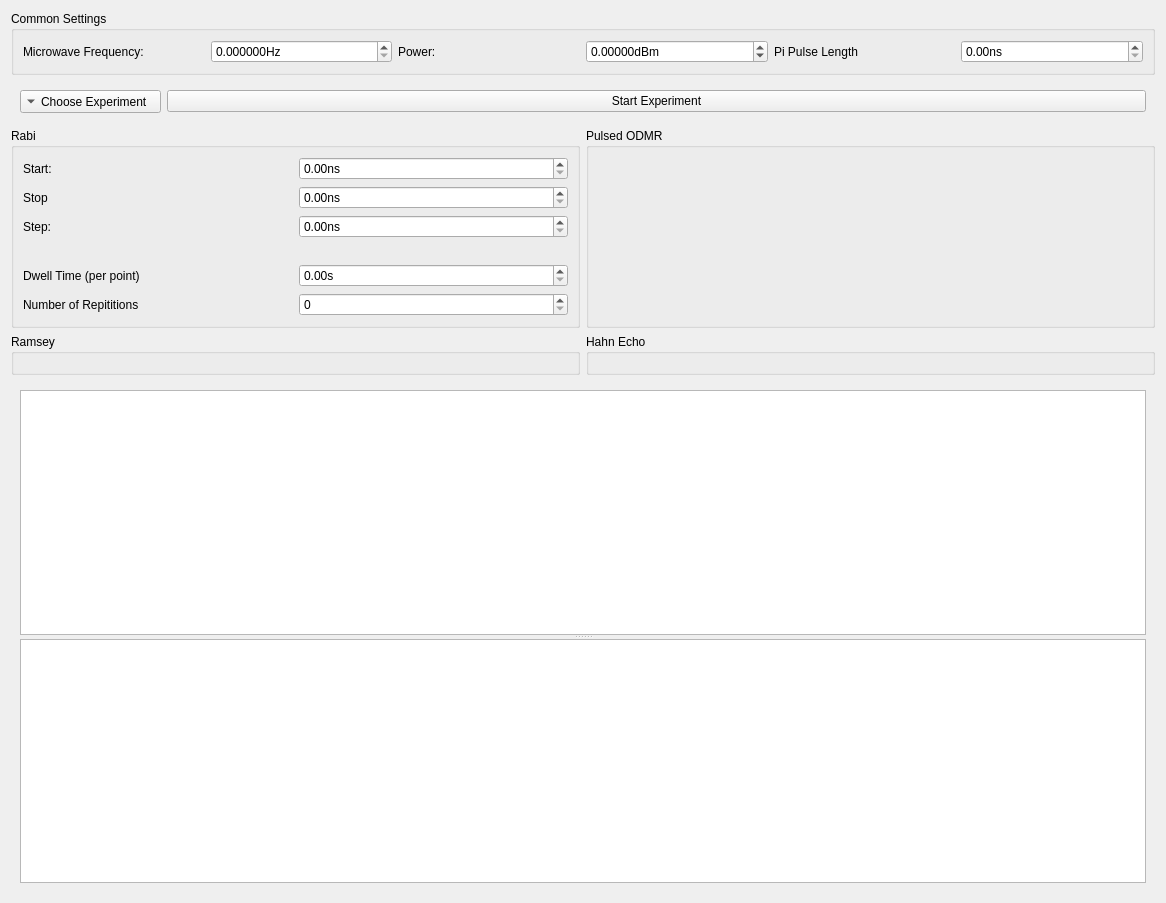
Qt form gui/pulsed_sg/ui_standard_experiments.ui (paulstevensonlab/qudi) before a commit.
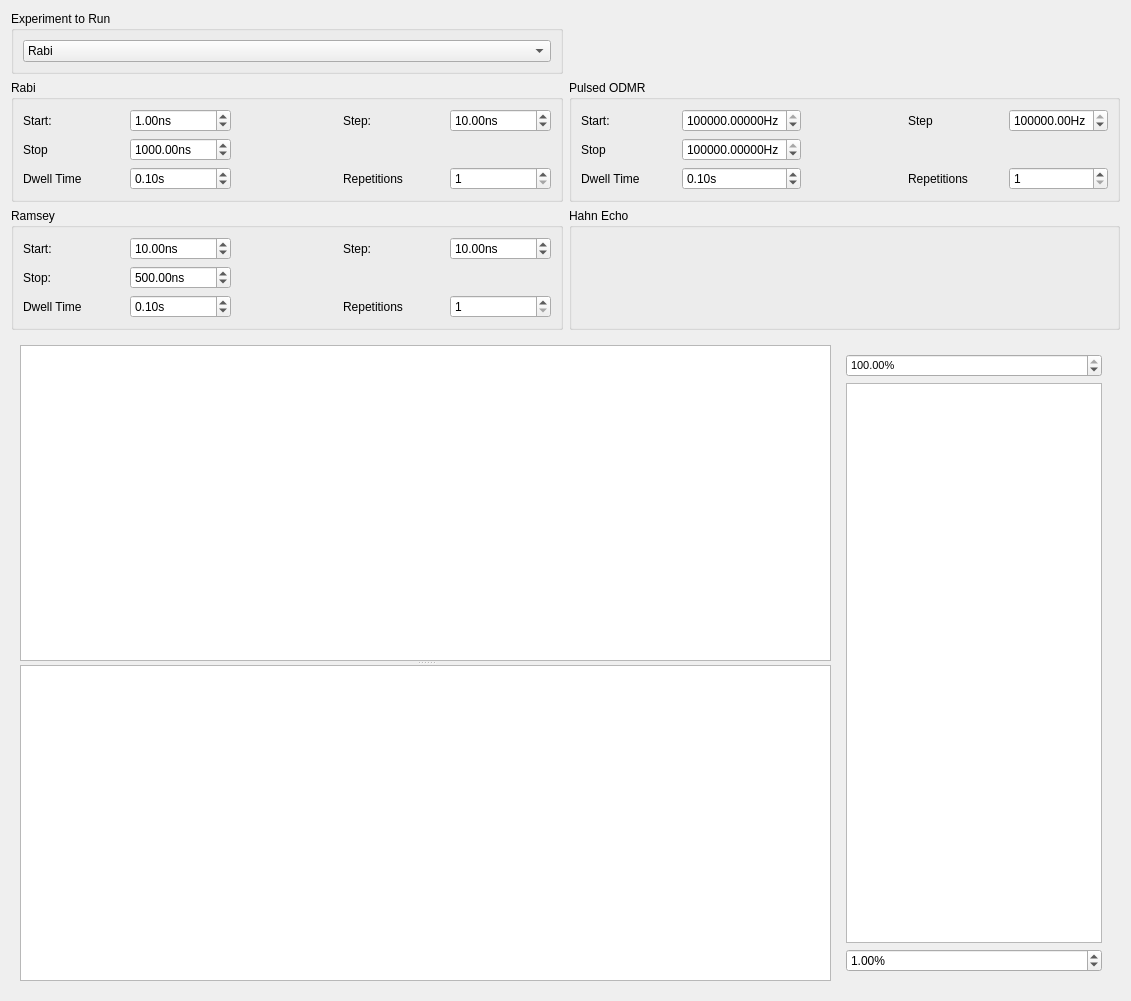
The same form after that commit. Custom widgets are drawn as their Qt base class.

Diff of the .ui file:
```diff
--- a/gui/pulsed_sg/ui_standard_experiments.ui
+++ b/gui/pulsed_sg/ui_standard_experiments.ui
@@ -6,115 +6,141 @@
    <rect>
     <x>0</x>
     <y>0</y>
-    <width>1166</width>
-    <height>903</height>
+    <width>1131</width>
+    <height>1001</height>
    </rect>
   </property>
+  <property name="sizePolicy">
+   <sizepolicy hsizetype="Preferred" vsizetype="Fixed">
+    <horstretch>0</horstretch>
+    <verstretch>0</verstretch>
+   </sizepolicy>
+  </property>
   <property name="windowTitle">
    <string>Form</string>
   </property>
   <layout class="QGridLayout" name="gridLayout">
-   <item row="3" column="5">
+   <item row="2" column="5">
     <widget class="QGroupBox" name="pulsed_odmr_box">
      <property name="title">
       <string>Pulsed ODMR</string>
      </property>
-     <layout class="QGridLayout" name="gridLayout_11"/>
-    </widget>
-   </item>
-   <item row="4" column="4">
-    <widget class="QGroupBox" name="ramsey_box">
-     <property name="title">
-      <string>Ramsey</string>
-     </property>
-     <layout class="QGridLayout" name="gridLayout_5"/>
-    </widget>
-   </item>
-   <item row="4" column="5">
-    <widget class="QGroupBox" name="hahn_echo_box">
-     <property name="title">
-      <string>Hahn Echo</string>
-     </property>
-     <layout class="QGridLayout" name="gridLayout_13"/>
-    </widget>
-   </item>
-   <item row="0" column="4" rowspan="2" colspan="2">
-    <widget class="QGroupBox" name="common_settings">
-     <property name="title">
-      <string>Common Settings</string>
-     </property>
-     <layout class="QHBoxLayout" name="horizontalLayout_2">
-      <item>
-       <layout class="QGridLayout" name="gridLayout_10">
-        <item row="0" column="1">
-         <widget class="ScienDSpinBox" name="mw_freq_spinbox">
+     <layout class="QGridLayout" name="gridLayout_8">
+      <item row="0" column="0">
+       <layout class="QGridLayout" name="gridLayout_7">
+        <item row="0" column="2">
+         <widget class="QLabel" name="label_17">
           <property name="sizePolicy">
-           <sizepolicy hsizetype="Preferred" vsizetype="Fixed">
+           <sizepolicy hsizetype="Minimum" vsizetype="Preferred">
             <horstretch>0</horstretch>
             <verstretch>0</verstretch>
            </sizepolicy>
           </property>
+          <property name="text">
+           <string> </string>
+          </property>
+         </widget>
+        </item>
+        <item row="2" column="1">
+         <widget class="QDoubleSpinBox" name="spinbox_odmr_dwell">
           <property name="suffix">
-           <string>Hz</string>
-          </property>
-          <property name="decimals">
-           <number>6</number>
+           <string>s</string>
           </property>
           <property name="maximum">
-           <double>100000000000.000000000000000</double>
+           <double>100000.000000000000000</double>
           </property>
-          <property name="singleStep">
+          <property name="value">
            <double>0.100000000000000</double>
           </property>
+         </widget>
+        </item>
+        <item row="1" column="1">
+         <widget class="ScienDSpinBox" name="spinbox_odmr_stop">
+          <property name="suffix">
+           <string>Hz</string>
+          </property>
+          <property name="decimals">
+           <number>5</number>
+          </property>
+          <property name="maximum">
+           <double>100000000000.000000000000000</double>
+          </property>
           <property name="value">
-           <double>0.000000000000000</double>
+           <double>2987000000.000000000000000</double>
+          </property>
+         </widget>
+        </item>
+        <item row="0" column="1">
+         <widget class="ScienDSpinBox" name="spinbox_odmr_start">
+          <property name="suffix">
+           <string>Hz</string>
+          </property>
+          <property name="decimals">
+           <number>5</number>
+          </property>
+          <property name="maximum">
+           <double>100000000000.000000000000000</double>
+          </property>
+          <property name="value">
+           <double>2987000000.000000000000000</double>
           </property>
          </widget>
         </item>
         <item row="0" column="0">
+         <widget class="QLabel" name="label_14">
+          <property name="text">
+           <string>Start:</string>
+          </property>
+         </widget>
+        </item>
+        <item row="1" column="0">
+         <widget class="QLabel" name="label_15">
+          <property name="text">
+           <string>Stop</string>
+          </property>
+         </widget>
+        </item>
+        <item row="2" column="0">
+         <widget class="QLabel" name="label_16">
+          <property name="text">
+           <string>Dwell Time</string>
+          </property>
+         </widget>
+        </item>
+        <item row="0" column="3">
          <widget class="QLabel" name="label_18">
           <property name="text">
-           <string>Microwave Frequency:</string>
+           <string>Step</string>
           </property>
          </widget>
         </item>
-        <item row="0" column="2">
+        <item row="0" column="4">
+         <widget class="ScienDSpinBox" name="spinbox_odmr_step">
+          <property name="suffix">
+           <string>Hz</string>
+          </property>
+          <property name="decimals">
+           <number>2</number>
+          </property>
+          <property name="maximum">
+           <double>10000000.000000000000000</double>
+          </property>
+          <property name="value">
+           <double>1000000.000000000000000</double>
+          </property>
+         </widget>
+        </item>
+        <item row="2" column="3">
          <widget class="QLabel" name="label_19">
           <property name="text">
-           <string>Power: </string>
+           <string>Repetitions</string>
           </property>
          </widget>
         </item>
-        <item row="0" column="3">
-         <widget class="QDoubleSpinBox" name="mw_power_spinbox">
-          <property name="suffix">
-           <string>dBm</string>
-          </property>
-          <property name="decimals">
-           <number>5</number>
-          </property>
+        <item row="2" column="4">
+         <widget class="QSpinBox" name="spinbox_odmr_rep">
           <property name="minimum">
-           <double>-1000.000000000000000</double>
-          </property>
-          <property name="maximum">
-           <double>100.000000000000000</double>
-          </property>
-         </widget>
-        </item>
-        <item row="0" column="4">
-         <widget class="QLabel" name="label_22">
-          <property name="text">
-           <string>Pi Pulse Length</string>
-          </property>
-         </widget>
-        </item>
-        <item row="0" column="5">
-         <widget class="QDoubleSpinBox" name="pi_pulse_spinbox">
-          <property name="suffix">
-           <string>ns</string>
-          </property>
-          <property name="maximum">
-           <double>10000.000000000000000</double>
+           <number>1</number>
           </property>
          </widget>
         </item>
@@ -124,6 +150,129 @@
     </widget>
    </item>
    <item row="3" column="4">
+    <widget class="QGroupBox" name="ramsey_box">
+     <property name="title">
+      <string>Ramsey</string>
+     </property>
+     <layout class="QGridLayout" name="gridLayout_5">
+      <item row="0" column="0">
+       <layout class="QGridLayout" name="gridLayout_2">
+        <item row="0" column="0">
+         <widget class="QLabel" name="label_9">
+          <property name="text">
+           <string>Start:</string>
+          </property>
+         </widget>
+        </item>
+        <item row="3" column="3">
+         <widget class="QLabel" name="label_13">
+          <property name="text">
+           <string>Repetitions</string>
+          </property>
+         </widget>
+        </item>
+        <item row="0" column="2">
+         <widget class="QLabel" name="label_11">
+          <property name="sizePolicy">
+           <sizepolicy hsizetype="Minimum" vsizetype="Preferred">
+            <horstretch>0</horstretch>
+            <verstretch>0</verstretch>
+           </sizepolicy>
+          </property>
+          <property name="text">
+           <string>   </string>
+          </property>
+         </widget>
+        </item>
+        <item row="3" column="4">
+         <widget class="QSpinBox" name="spinbox_ramsey_rep">
+          <property name="minimum">
+           <number>1</number>
+          </property>
+          <property name="maximum">
+           <number>1000</number>
+          </property>
+         </widget>
+        </item>
+        <item row="0" column="1">
+         <widget class="QDoubleSpinBox" name="spinbox_ramsey_start">
+          <property name="suffix">
+           <string>ns</string>
+          </property>
+          <property name="maximum">
+           <double>10000.000000000000000</double>
+          </property>
+          <property name="value">
+           <double>10.000000000000000</double>
+          </property>
+         </widget>
+        </item>
+        <item row="3" column="0">
+         <widget class="QLabel" name="label_12">
+          <property name="text">
+           <string>Dwell Time</string>
+          </property>
+         </widget>
+        </item>
+        <item row="3" column="1">
+         <widget class="QDoubleSpinBox" name="spinbox_ramsey_dwell">
+          <property name="suffix">
+           <string>s</string>
+          </property>
+          <property name="maximum">
+           <double>100000.000000000000000</double>
+          </property>
+          <property name="value">
+           <double>0.100000000000000</double>
+          </property>
+         </widget>
+        </item>
+        <item row="0" column="3">
+         <widget class="QLabel" name="label_8">
+          <property name="text">
+           <string>Step:</string>
+          </property>
+         </widget>
+        </item>
+        <item row="1" column="1">
+         <widget class="QDoubleSpinBox" name="spinbox_ramsey_stop">
+          <property name="suffix">
+           <string>ns</string>
+          </property>
+          <property name="maximum">
+           <double>10000.000000000000000</double>
+          </property>
+          <property name="value">
+           <double>500.000000000000000</double>
+          </property>
+         </widget>
+        </item>
+        <item row="1" column="0">
+         <widget class="QLabel" name="label_10">
+          <property name="text">
+           <string>Stop:</string>
+          </property>
+         </widget>
+        </item>
+        <item row="0" column="4">
+         <widget class="QDoubleSpinBox" name="spinbox_ramsey_step">
+          <property name="suffix">
+           <string>ns</string>
+          </property>
+          <property name="maximum">
+           <double>10000.000000000000000</double>
+          </property>
+          <property name="value">
+           <double>10.000000000000000</double>
+          </property>
+         </widget>
+        </item>
+       </layout>
+      </item>
+     </layout>
+    </widget>
+   </item>
+   <item row="2" column="4">
     <widget class="QGroupBox" name="rabi_box">
      <property name="title">
       <string>Rabi</string>
@@ -131,37 +280,49 @@
      <layout class="QGridLayout" name="gridLayout_3">
       <item row="0" column="0">
        <layout class="QGridLayout" name="gridLayout_4">
-        <item row="2" column="1">
-         <widget class="QDoubleSpinBox" name="spinbox_rabi_step">
-          <property name="suffix">
-           <string>ns</string>
+        <item row="0" column="2">
+         <widget class="QLabel" name="label_4">
+          <property name="sizePolicy">
+           <sizepolicy hsizetype="Minimum" vsizetype="Preferred">
+            <horstretch>0</horstretch>
+            <verstretch>0</verstretch>
+           </sizepolicy>
           </property>
+          <property name="text">
+           <string>   </string>
+          </property>
          </widget>
         </item>
-        <item row="1" column="1">
-         <widget class="QDoubleSpinBox" name="spinbox_rabi_stop">
+        <item row="4" column="4">
+         <widget class="QSpinBox" name="spinbox_rabi_rep">
+          <property name="minimum">
+           <number>1</number>
+          </property>
+          <property name="value">
+           <number>1</number>
+          </property>
+         </widget>
+        </item>
+        <item row="4" column="1">
+         <widget class="QDoubleSpinBox" name="spinbox_rabi_dwell">
           <property name="suffix">
-           <string>ns</string>
+           <string>s</string>
+          </property>
+          <property name="minimum">
+           <double>0.000000000000000</double>
           </property>
           <property name="maximum">
-           <double>10000.000000000000000</double>
+           <double>1000000.000000000000000</double>
+          </property>
+          <property name="value">
+           <double>0.100000000000000</double>
           </property>
          </widget>
         </item>
         <item row="4" column="0">
          <widget class="QLabel" name="label_5">
           <property name="text">
-           <string>Dwell Time (per point)</string>
-          </property>
-         </widget>
-        </item>
-        <item row="4" column="1">
-         <widget class="QDoubleSpinBox" name="doubleSpinBox">
-          <property name="suffix">
-           <string>s</string>
-          </property>
-          <property name="maximum">
-           <double>1000000.000000000000000</double>
+           <string>Dwell Time</string>
           </property>
          </widget>
         </item>
@@ -177,48 +338,73 @@
           <property name="suffix">
            <string>ns</string>
           </property>
+          <property name="minimum">
+           <double>0.010000000000000</double>
+          </property>
           <property name="maximum">
            <double>10000.000000000000000</double>
           </property>
+          <property name="singleStep">
+           <double>1.000000000000000</double>
+          </property>
+          <property name="value">
+           <double>1.000000000000000</double>
+          </property>
          </widget>
         </item>
-        <item row="3" column="0">
-         <widget class="QLabel" name="label_4">
+        <item row="4" column="3">
+         <widget class="QLabel" name="label_6">
           <property name="text">
-           <string> </string>
+           <string>Repetitions</string>
           </property>
          </widget>
         </item>
-        <item row="2" column="0">
+        <item row="3" column="1">
+         <widget class="QDoubleSpinBox" name="spinbox_rabi_stop">
+          <property name="suffix">
+           <string>ns</string>
+          </property>
+          <property name="maximum">
+           <double>100000.000000000000000</double>
+          </property>
+          <property name="value">
+           <double>1000.000000000000000</double>
+          </property>
+         </widget>
+        </item>
+        <item row="0" column="3">
          <widget class="QLabel" name="label_3">
           <property name="text">
            <string>Step:</string>
           </property>
          </widget>
         </item>
-        <item row="1" column="0">
+        <item row="0" column="4">
+         <widget class="QDoubleSpinBox" name="spinbox_rabi_step">
+          <property name="suffix">
+           <string>ns</string>
+          </property>
+          <property name="maximum">
+           <double>10000.000000000000000</double>
+          </property>
+          <property name="value">
+           <double>10.000000000000000</double>
+          </property>
+         </widget>
+        </item>
+        <item row="3" column="0">
          <widget class="QLabel" name="label_2">
           <property name="text">
            <string>Stop</string>
           </property>
          </widget>
         </item>
-        <item row="5" column="0">
-         <widget class="QLabel" name="label_6">
-          <property name="text">
-           <string>Number of Repititions</string>
-          </property>
-         </widget>
-        </item>
-        <item row="5" column="1">
-         <widget class="QSpinBox" name="spinBox"/>
-        </item>
        </layout>
       </item>
      </layout>
     </widget>
    </item>
-   <item row="5" column="4" colspan="2">
+   <item row="4" column="4" colspan="2">
     <widget class="QWidget" name="widget" native="true">
      <layout class="QHBoxLayout" name="horizontalLayout_4">
       <item>
@@ -250,35 +436,107 @@
         </widget>
        </widget>
       </item>
+      <item>
+       <widget class="QWidget" name="widget_3" native="true">
+        <property name="sizePolicy">
+         <sizepolicy hsizetype="Minimum" vsizetype="Preferred">
+          <horstretch>0</horstretch>
+          <verstretch>0</verstretch>
+         </sizepolicy>
+        </property>
+        <layout class="QVBoxLayout" name="verticalLayout_2">
+         <item>
+          <widget class="QDoubleSpinBox" name="hi_perc_doubleSpinBox">
+           <property name="font">
+            <font>
+             <pointsize>8</pointsize>
+             <weight>50</weight>
+             <bold>false</bold>
+            </font>
+           </property>
+           <property name="suffix">
+            <string>%</string>
+           </property>
+           <property name="maximum">
+            <double>100.000000000000000</double>
+           </property>
+           <property name="value">
+            <double>100.000000000000000</double>
+           </property>
+          </widget>
+         </item>
+         <item>
+          <widget class="PlotWidget" name="cb_plot_widget">
+           <property name="enabled">
+            <bool>true</bool>
+           </property>
+           <property name="sizePolicy">
+            <sizepolicy hsizetype="Preferred" vsizetype="Preferred">
+             <horstretch>1</horstretch>
+             <verstretch>0</verstretch>
+            </sizepolicy>
+           </property>
+          </widget>
+         </item>
+         <item>
+          <widget class="QDoubleSpinBox" name="low_perc_doubleSpinBox">
+           <property name="suffix">
+            <string>%</string>
+           </property>
+           <property name="maximum">
+            <double>100.000000000000000</double>
+           </property>
+           <property name="value">
+            <double>1.000000000000000</double>
+           </property>
+          </widget>
+         </item>
+        </layout>
+       </widget>
+      </item>
      </layout>
     </widget>
    </item>
-   <item row="2" column="4" colspan="2">
-    <widget class="QWidget" name="widget_2" native="true">
-     <layout class="QHBoxLayout" name="horizontalLayout_5">
+   <item row="3" column="5">
+    <widget class="QGroupBox" name="hahn_echo_box">
+     <property name="title">
+      <string>Hahn Echo</string>
+     </property>
+     <layout class="QGridLayout" name="gridLayout_13"/>
+    </widget>
+   </item>
+   <item row="0" column="4">
+    <widget class="QGroupBox" name="groupBox_2">
+     <property name="title">
+      <string>Experiment to Run</string>
+     </property>
+     <layout class="QHBoxLayout" name="horizontalLayout_2">
       <item>
-       <layout class="QHBoxLayout" name="horizontalLayout_6">
+       <widget class="QComboBox" name="combo_exptchoice">
+        <property name="enabled">
+         <bool>true</bool>
+        </property>
         <item>
-         <widget class="QToolButton" name="toolbutton_choose_expt">
-          <property name="text">
-           <string>Choose Experiment</string>
-          </property>
-          <property name="toolButtonStyle">
-           <enum>Qt::ToolButtonTextBesideIcon</enum>
-          </property>
-          <property name="arrowType">
-           <enum>Qt::DownArrow</enum>
-          </property>
-         </widget>
+         <property name="text">
+          <string>Rabi</string>
+         </property>
         </item>
         <item>
-         <widget class="QPushButton" name="button_start_st_expt">
-          <property name="text">
-           <string>Start Experiment</string>
-          </property>
-         </widget>
+         <property name="text">
+          <string>Pulsed ODMR</string>
+         </property>
         </item>
-       </layout>
+        <item>
+         <property name="text">
+          <string>Ramsey</string>
+         </property>
+        </item>
+        <item>
+         <property name="text">
+          <string>Hahn Echo</string>
+         </property>
+        </item>
+       </widget>
       </item>
      </layout>
     </widget>
@@ -286,16 +544,16 @@
   </layout>
  </widget>
  <customwidgets>
-  <customwidget>
-   <class>PlotWidget</class>
-   <extends>QGraphicsView</extends>
-   <header>pyqtgraph</header>
-  </customwidget>
   <customwidget>
    <class>ScienDSpinBox</class>
    <extends>QDoubleSpinBox</extends>
    <header>qtwidgets.scientific_spinbox.h</header>
   </customwidget>
+  <customwidget>
+   <class>PlotWidget</class>
+   <extends>QGraphicsView</extends>
+   <header>pyqtgraph</header>
+  </customwidget>
  </customwidgets>
  <resources/>
  <connections/>
```
Left out of the diff: 4 changed lines with no effect on the pictures.
